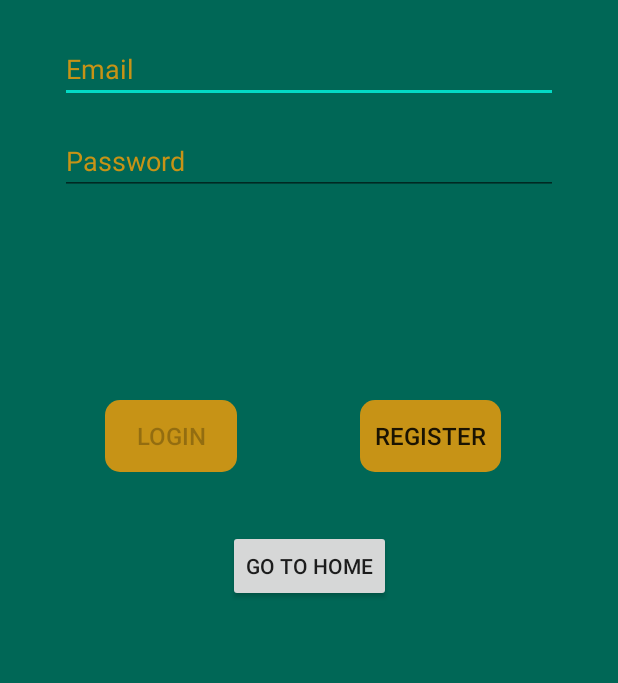
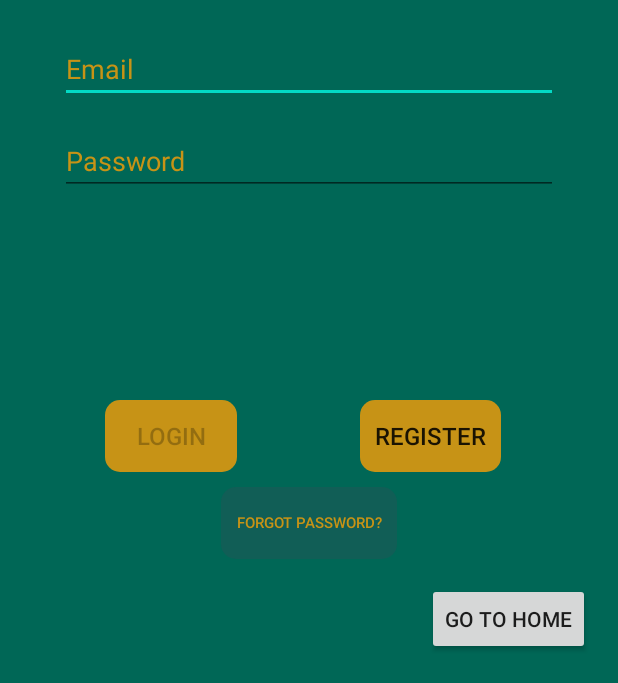
Before and after one commit to WSU-4110/WarriorSocial, an Android app: the screen it shows after launch (LoginActivity), on a phone screen of 412 x 824 dp, the part 553-1236 px from its top. Run offline under Robolectric (Android 15) with nearby library versions, the phone set to English and light mode, and no system bars.

Commit message:
Added "forgot password" button on Login page

```diff
--- a/app/src/main/res/layout/activity_login.xml
+++ b/app/src/main/res/layout/activity_login.xml
@@ -114,15 +114,36 @@
         app:layout_constraintVertical_bias="0.3" />
 
     <!-- For Development Only. Opens Home page -->
+
     <Button
         android:id="@+id/button_goToHome"
         android:layout_width="wrap_content"
         android:layout_height="wrap_content"
+        android:layout_marginTop="221dp"
         android:text="go to home"
         app:layout_constraintBottom_toBottomOf="parent"
         app:layout_constraintEnd_toEndOf="parent"
+        app:layout_constraintHorizontal_bias="0.99"
         app:layout_constraintStart_toStartOf="parent"
-        app:layout_constraintTop_toBottomOf="@+id/login" />
+        app:layout_constraintTop_toBottomOf="@+id/password"
+        app:layout_constraintVertical_bias="0.941" />
+
+    <Button
+        android:id="@+id/button_forgotpassword"
+        android:layout_width="wrap_content"
+        android:layout_height="wrap_content"
+        android:layout_marginTop="32dp"
+        android:text="Forgot password?"
+        android:textColor="@color/WSUGold"
+        android:background="@drawable/roundedcorners"
+        android:backgroundTint="@color/WSUDrkGreen"
+        android:textSize="10sp"
+        android:padding="10dp"
+        app:layout_constraintBottom_toBottomOf="parent"
+        app:layout_constraintEnd_toEndOf="parent"
+        app:layout_constraintStart_toStartOf="parent"
+        app:layout_constraintTop_toBottomOf="@+id/password"
+        app:layout_constraintVertical_bias="0.708" />
 
 
 </androidx.constraintlayout.widget.ConstraintLayout>
```
